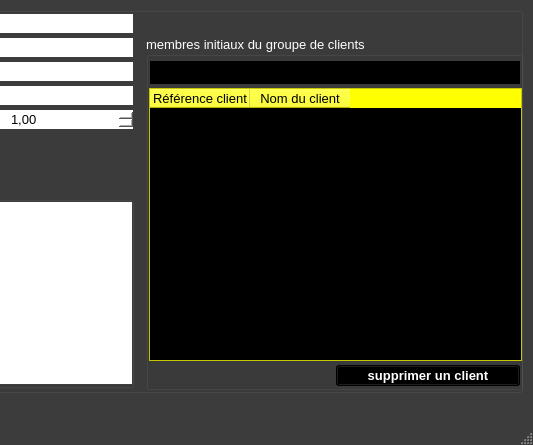
Before: the Qt Designer form ui/yeroth-erp-creer-groupe-clients-window.ui in xnoumbissinoundou/yeroth-erp-3.0, drawn with Qt 5; both pictures show x 266 to 799 and y 156 to 601 of the 799 by 601 pixel window.
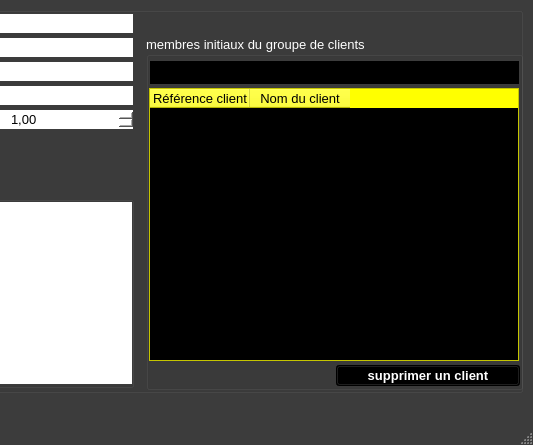
After: the same form once the commit is applied. Icons and pictures are not drawn. Custom widgets are drawn as their Qt base class.

Commit message: I modified a bit the forms for creating and modifying client group !

What changed in the file:
```diff
--- a/ui/yeroth-erp-creer-groupe-clients-window.ui
+++ b/ui/yeroth-erp-creer-groupe-clients-window.ui
@@ -6088,7 +6088,7 @@
        <rect>
         <x>3</x>
         <y>52</y>
-        <width>373</width>
+        <width>370</width>
         <height>273</height>
        </rect>
       </property>
@@ -7405,7 +7405,7 @@
        <rect>
         <x>3</x>
         <y>24</y>
-        <width>372</width>
+        <width>371</width>
         <height>25</height>
        </rect>
       </property>
```
The commit also changes 1 other file.
